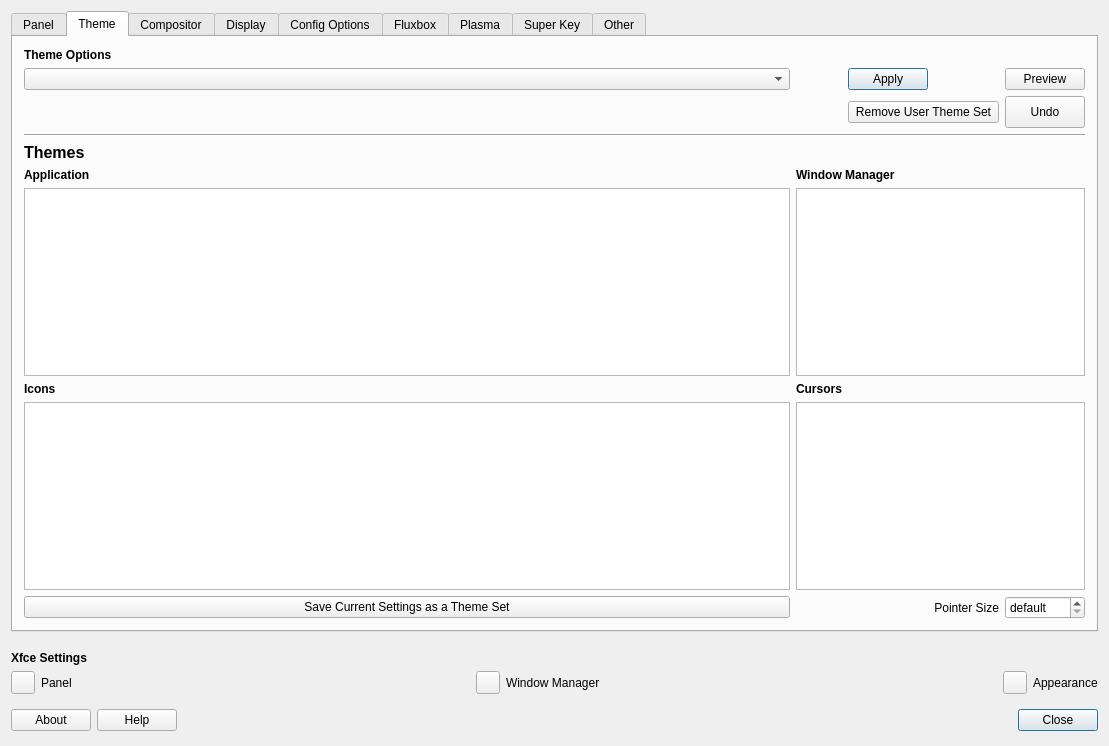
Before: the Qt Designer form defaultlook.ui in MX-Linux/mx-tweak, drawn with Qt 5.
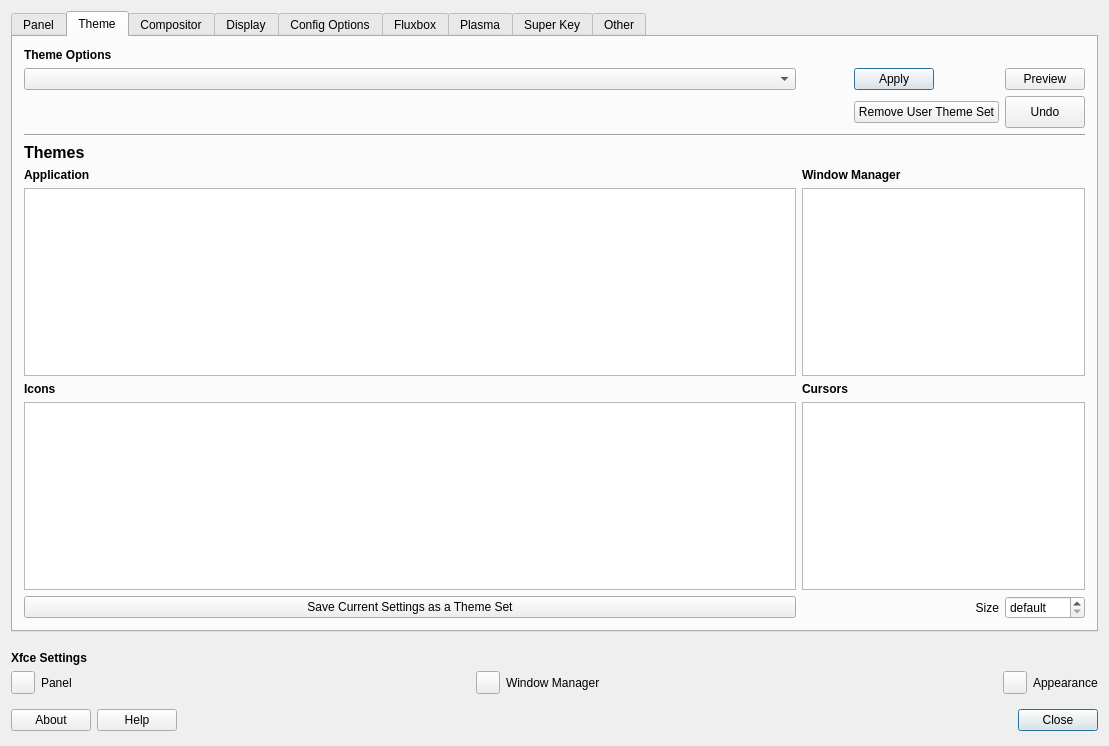
After: the same form once the commit is applied. Icons and pictures are not drawn.

Commit message: update cursor size string to just size

Diff of the .ui file:
```diff
--- a/defaultlook.ui
+++ b/defaultlook.ui
@@ -648,7 +648,7 @@
          <item row="9" column="3">
           <widget class="QLabel" name="label_35">
            <property name="text">
-            <string extracomment="size of the mouse pointer or cursor">Pointer Size</string>
+            <string extracomment="size of the mouse pointer or cursor">Size</string>
            </property>
            <property name="alignment">
             <set>Qt::AlignRight|Qt::AlignTrailing|Qt::AlignVCenter</set>
```
The commit also changes 1 other file.
